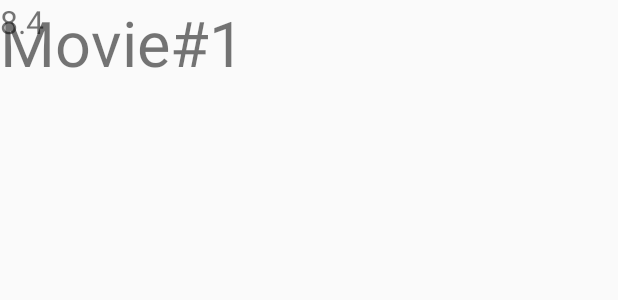
After one commit to NeLk42/Filmy, an Android app: the layout movie_grid_item.xml on its own in the app's theme, with its tools: preview values and no code run, on a phone screen of 412 x 824 dp. The commit adds this screen. Shown: the top 300 px of the screen. Run offline under Robolectric (Android 15) with nearby library versions, the phone set to English and light mode, and no system bars.

Commit message:
:construction: Update activity_main to use GridLayout and RecyclerView. Added movie_grid_item layout, represents each of the movie items inside the RecyclerView

```diff
--- /dev/null
+++ b/app/src/main/res/layout/movie_grid_item.xml
@@ -0,0 +1,32 @@
+<?xml version="1.0" encoding="utf-8"?>
+<FrameLayout
+    xmlns:android="http://schemas.android.com/apk/res/android"
+    xmlns:tools="http://schemas.android.com/tools"
+    android:orientation="vertical"
+    android:layout_width="match_parent"
+    android:layout_height="match_parent"
+    >
+
+    <ImageView
+        android:id="@+id/iv_poster"
+        android:layout_width="match_parent"
+        android:layout_height="match_parent"
+        />
+
+    <TextView
+        android:id="@+id/tv_title"
+        android:layout_width="wrap_content"
+        android:layout_height="wrap_content"
+        android:textSize="42sp"
+        tools:text="Movie#1"
+        />
+
+    <TextView
+        android:id="@+id/tv_rating"
+        android:layout_width="wrap_content"
+        android:layout_height="wrap_content"
+        android:textSize="21sp"
+        tools:text="8.4"
+        />
+
+</FrameLayout>
```
Also changed, not shown: app/src/main/res/layout/activity_main.xml (+8 -10 lines).
